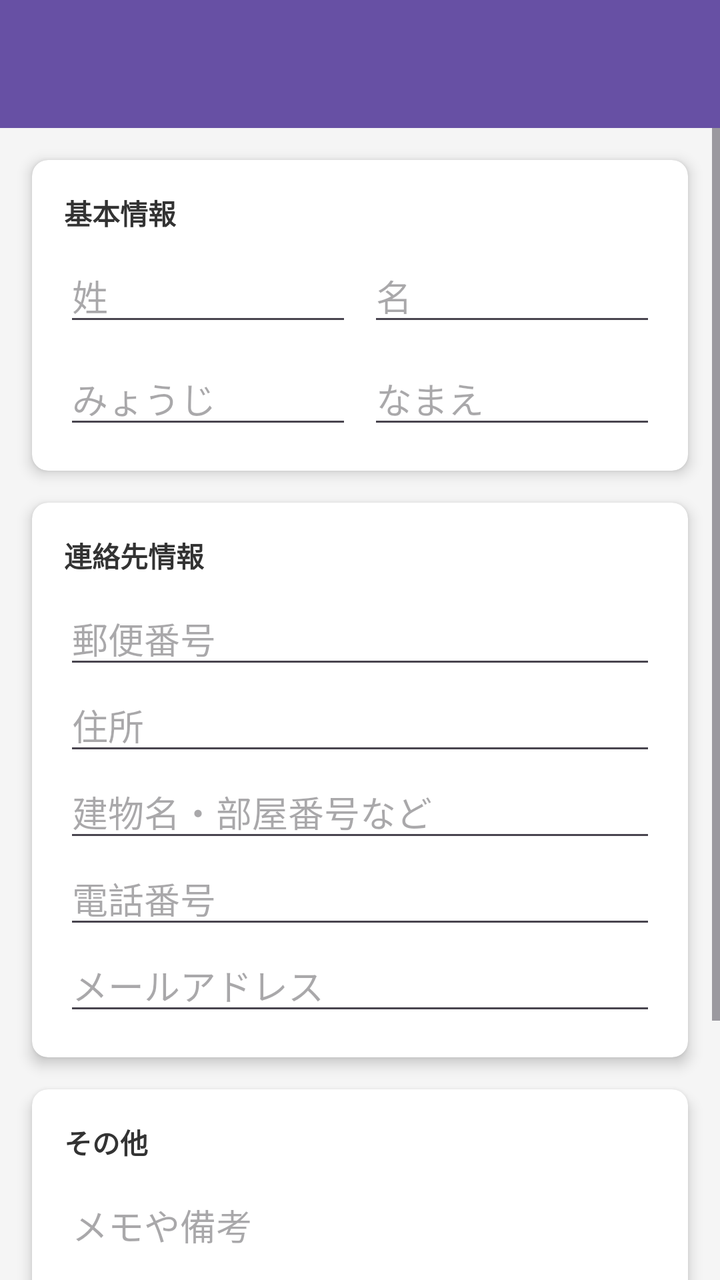
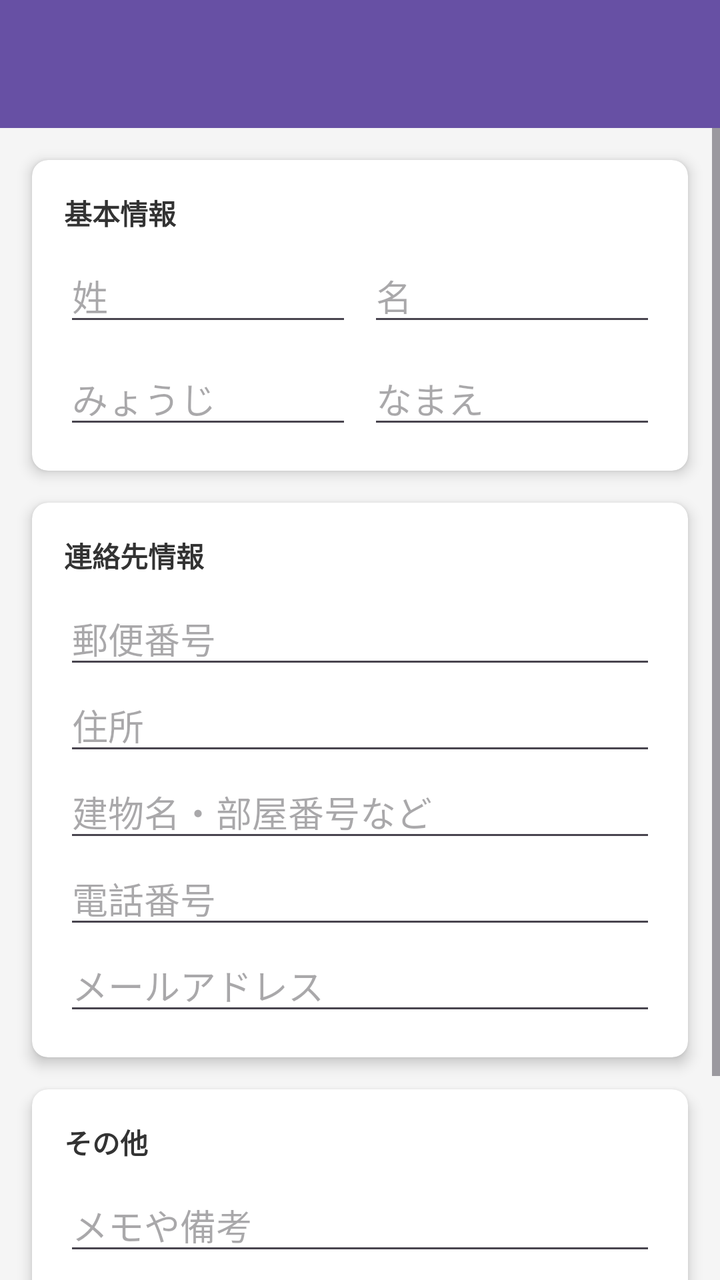

The first picture is an Android layout as it rendered before a commit; the second is the same layout after the commit. The layout source and the unified diff follow.
<!-- AndroidManifest.xml: application theme Theme.MyAddressBook -->
<!-- res/layout/activity_add_address.xml -->
<?xml version="1.0" encoding="utf-8"?>
<LinearLayout xmlns:android="http://schemas.android.com/apk/res/android"
    xmlns:app="http://schemas.android.com/apk/res-auto"
    android:layout_width="match_parent"
    android:layout_height="match_parent"
    android:orientation="vertical">

    
    <androidx.appcompat.widget.Toolbar
        android:id="@+id/toolbar"
        android:layout_width="match_parent"
        android:layout_height="wrap_content"
        android:minHeight="?attr/actionBarSize"
        android:background="?attr/colorPrimary"
        android:theme="@style/ThemeOverlay.AppCompat.Dark.ActionBar"
        app:titleTextColor="@android:color/white"
        app:popupTheme="@style/ThemeOverlay.AppCompat.Light"/>


<ScrollView
    android:id="@+id/scroll_view"
    android:layout_width="match_parent"
    android:layout_height="0dp"
    android:layout_weight="1"
    android:background="#F5F5F5"
    android:paddingBottom="16dp"
    android:clipToPadding="false"
    android:fillViewport="true">  

    
    <LinearLayout
        android:id="@+id/layout_container"
        android:layout_width="match_parent"
        android:layout_height="wrap_content"
        android:orientation="vertical"
        android:padding="8dp">

        
        <androidx.cardview.widget.CardView
            android:layout_width="match_parent"
            android:layout_height="wrap_content"
            android:layout_margin="8dp"
            app:cardCornerRadius="8dp"
            app:cardElevation="4dp">

            <LinearLayout
                android:layout_width="match_parent"
                android:layout_height="wrap_content"
                android:orientation="vertical"
                android:padding="16dp">

                <TextView
                    android:layout_width="wrap_content"
                    android:layout_height="wrap_content"
                    android:text="@string/section_basic_info"
                    android:textStyle="bold"
                    android:textColor="#333333"
                    android:layout_marginBottom="8dp"/>

                
                <LinearLayout
                    android:layout_width="match_parent"
                    android:layout_height="wrap_content"
                    android:orientation="horizontal"
                    android:weightSum="2">

                    
                    <EditText
                        android:id="@+id/edit_last_name"
                        android:layout_width="0dp"
                        android:layout_height="wrap_content"
                        android:layout_weight="1"
                        android:layout_marginEnd="4dp"
                        android:hint="@string/hint_last_name"
                        android:inputType="textPersonName"
                        android:autofillHints="personName"/>

                    
                    <EditText
                        android:id="@+id/edit_first_name"
                        android:layout_width="0dp"
                        android:layout_height="wrap_content"
                        android:layout_weight="1"
                        android:layout_marginStart="4dp"
                        android:hint="@string/hint_first_name"
                        android:inputType="textPersonName"
                        android:autofillHints="personName"/>
                </LinearLayout>

                <LinearLayout
                    android:layout_width="match_parent"
                    android:layout_height="wrap_content"
                    android:orientation="horizontal"
                    android:layout_marginTop="8dp"
                    android:weightSum="2">

                    <EditText
                        android:id="@+id/edit_last_name_kana"
                        android:layout_width="0dp"
                        android:layout_height="wrap_content"
                        android:layout_weight="1"
                        android:layout_marginEnd="4dp"
                        android:hint="@string/hint_last_name_kana"
                        android:inputType="text"
                        android:importantForAutofill="no"/>

                    <EditText
                        android:id="@+id/edit_first_name_kana"
                        android:layout_width="0dp"
                        android:layout_height="wrap_content"
                        android:layout_weight="1"
                        android:layout_marginStart="4dp"
                        android:hint="@string/hint_first_name_kana"
                        android:inputType="text"
                        android:importantForAutofill="no"/>
                </LinearLayout>
            </LinearLayout>
        </androidx.cardview.widget.CardView>

        
        <androidx.cardview.widget.CardView
            android:layout_width="match_parent"
            android:layout_height="wrap_content"
            android:layout_margin="8dp"
            app:cardCornerRadius="8dp"
            app:cardElevation="4dp">

            <LinearLayout
                android:layout_width="match_parent"
                android:layout_height="wrap_content"
                android:orientation="vertical"
                android:padding="16dp">

                <TextView
                    android:layout_width="wrap_content"
                    android:layout_height="wrap_content"
                    android:text="@string/section_contact_info"
                    android:textStyle="bold"
                    android:textColor="#333333"
                    android:layout_marginBottom="8dp"/>

                <EditText
                    android:id="@+id/edit_zip_code"
                    android:layout_width="match_parent"
                    android:layout_height="wrap_content"
                    android:hint="@string/hint_zip_code"
                    android:inputType="number"
                    android:autofillHints="postalCode"/>

                <EditText
                    android:id="@+id/edit_address"
                    android:layout_width="match_parent"
                    android:layout_height="wrap_content"
                    android:hint="@string/hint_address"
                    android:inputType="textPostalAddress"
                    android:autofillHints="postalAddress"/>

                <EditText
                    android:id="@+id/edit_building_room"
                    android:layout_width="match_parent"
                    android:layout_height="wrap_content"
                    android:hint="@string/hint_building_room"
                    android:inputType="textPostalAddress"
                    android:autofillHints="postalAddress"/>

                <EditText
                    android:id="@+id/edit_phone"
                    android:layout_width="match_parent"
                    android:layout_height="wrap_content"
                    android:hint="@string/hint_phone"
                    android:inputType="phone"
                    android:autofillHints="phone"/>

                <EditText
                    android:id="@+id/edit_email"
                    android:layout_width="match_parent"
                    android:layout_height="wrap_content"
                    android:hint="@string/hint_email"
                    android:inputType="textEmailAddress"
                    android:autofillHints="emailAddress"/>
            </LinearLayout>
        </androidx.cardview.widget.CardView>

        
        <androidx.cardview.widget.CardView
            android:layout_width="match_parent"
            android:layout_height="wrap_content"
            android:layout_margin="8dp"
            app:cardCornerRadius="8dp"
            app:cardElevation="4dp">

            <LinearLayout
                android:layout_width="match_parent"
                android:layout_height="wrap_content"
                android:orientation="vertical"
                android:padding="16dp">

                <TextView
                    android:layout_width="wrap_content"
                    android:layout_height="wrap_content"
                    android:text="@string/section_other"
                    android:textStyle="bold"
                    android:textColor="#333333"
                    android:layout_marginBottom="8dp"/>

                
                <EditText
                    android:id="@+id/edit_memo"
                    android:layout_width="match_parent"
                    android:layout_height="wrap_content"
                    android:hint="@string/hint_memo"
                    android:inputType="textMultiLine"
                    android:gravity="top"
                    android:minLines="3"
                    android:importantForAutofill="no"/>
            </LinearLayout>
        </androidx.cardview.widget.CardView>

        
        <Button
            android:id="@+id/btn_save"
            android:layout_width="match_parent"
            android:layout_height="wrap_content"
            android:layout_margin="16dp"
            android:text="@string/btn_save"
            android:backgroundTint="#FF6200EE"
            android:textColor="@android:color/white" />
     </LinearLayout>
    </ScrollView>
</LinearLayout>
<!-- resources referenced by this layout -->
<resources>
  <string name="btn_save">保存する</string>
  <string name="hint_address">住所</string>
  <string name="hint_building_room">建物名・部屋番号など</string>
  <string name="hint_email">メールアドレス</string>
  <string name="hint_first_name">名</string>
  <string name="hint_first_name_kana">なまえ</string>
  <string name="hint_last_name">姓</string>
  <string name="hint_last_name_kana">みょうじ</string>
  <string name="hint_memo">メモや備考</string>
  <string name="hint_phone">電話番号</string>
  <string name="hint_zip_code">郵便番号</string>
  <string name="section_basic_info">基本情報</string>
  <string name="section_contact_info">連絡先情報</string>
  <string name="section_other">その他</string>
  <style name="Theme.MyAddressBook" parent="Base.Theme.MyAddressBook" />
  <style name="Base.Theme.MyAddressBook" parent="Theme.Material3.DayNight.NoActionBar">
          
          
      </style>
</resources>

<!-- the commit's change to res/layout/activity_add_address.xml (unified diff, before → after) -->
@@ -72,8 +72,8 @@
                         android:layout_weight="1"
                         android:layout_marginEnd="4dp"
                         android:hint="@string/hint_last_name"
-                        android:inputType="textPersonName"
-                        android:autofillHints="personName"/>
+                        android:inputType="text"
+                        android:privateImeOptions="defaultInputmode=hiragana,com.google.android.inputmethod.latin.mode=hiragana"/>
 
                     
                     <EditText
@@ -83,8 +83,8 @@
                         android:layout_weight="1"
                         android:layout_marginStart="4dp"
                         android:hint="@string/hint_first_name"
-                        android:inputType="textPersonName"
-                        android:autofillHints="personName"/>
+                        android:inputType="text"
+                        android:privateImeOptions="defaultInputmode=hiragana,com.google.android.inputmethod.latin.mode=hiragana"/>
                 </LinearLayout>
 
                 <LinearLayout
@@ -102,7 +102,8 @@
                         android:layout_marginEnd="4dp"
                         android:hint="@string/hint_last_name_kana"
                         android:inputType="text"
-                        android:importantForAutofill="no"/>
+                        android:importantForAutofill="no"
+                        android:privateImeOptions="defaultInputmode=hiragana,com.google.android.inputmethod.latin.mode=hiragana"/>
 
                     <EditText
                         android:id="@+id/edit_first_name_kana"
@@ -112,7 +113,8 @@
                         android:layout_marginStart="4dp"
                         android:hint="@string/hint_first_name_kana"
                         android:inputType="text"
-                        android:importantForAutofill="no"/>
+                        android:importantForAutofill="no"
+                        android:privateImeOptions="defaultInputmode=hiragana,com.google.android.inputmethod.latin.mode=hiragana"/>
                 </LinearLayout>
             </LinearLayout>
         </androidx.cardview.widget.CardView>
@@ -152,16 +154,16 @@
                     android:layout_width="match_parent"
                     android:layout_height="wrap_content"
                     android:hint="@string/hint_address"
-                    android:inputType="textPostalAddress"
-                    android:autofillHints="postalAddress"/>
+                    android:inputType="text"
+                    android:privateImeOptions="defaultInputmode=hiragana,com.google.android.inputmethod.latin.mode=hiragana"/>
 
                 <EditText
                     android:id="@+id/edit_building_room"
                     android:layout_width="match_parent"
                     android:layout_height="wrap_content"
                     android:hint="@string/hint_building_room"
-                    android:inputType="textPostalAddress"
-                    android:autofillHints="postalAddress"/>
+                    android:inputType="text"
+                    android:privateImeOptions="defaultInputmode=hiragana,com.google.android.inputmethod.latin.mode=hiragana"/>
 
                 <EditText
                     android:id="@+id/edit_phone"
@@ -209,22 +211,44 @@
                     android:layout_width="match_parent"
                     android:layout_height="wrap_content"
                     android:hint="@string/hint_memo"
-                    android:inputType="textMultiLine"
+                    android:inputType="text"
                     android:gravity="top"
                     android:minLines="3"
-                    android:importantForAutofill="no"/>
+                    android:importantForAutofill="no"
+                    android:privateImeOptions="defaultInputmode=hiragana,com.google.android.inputmethod.latin.mode=hiragana"/>
             </LinearLayout>
         </androidx.cardview.widget.CardView>
 
         
-        <Button
-            android:id="@+id/btn_save"
-            android:layout_width="match_parent"
-            android:layout_height="wrap_content"
+        <LinearLayout
+            android:layout_width="match_parent"
+            android:layout_height="wrap_content"
+            android:orientation="horizontal"
             android:layout_margin="16dp"
-            android:text="@string/btn_save"
-            android:backgroundTint="#FF6200EE"
-            android:textColor="@android:color/white" />
+            android:weightSum="2">
+
+            
+            <Button
+                android:id="@+id/btn_back"
+                android:layout_width="0dp"
+                android:layout_height="wrap_content"
+                android:layout_weight="1"
+                android:layout_marginEnd="8dp"
+                android:text="@string/btn_back"
+                android:backgroundTint="#757575"
+                android:textColor="@android:color/white"/>
+
+            
+            <Button
+                android:id="@+id/btn_save"
+                android:layout_width="0dp"
+                android:layout_height="wrap_content"
+                android:layout_weight="1"
+                android:layout_marginStart="8dp"
+                android:text="@string/btn_save"
+                android:backgroundTint="#FF6200EE"
+                android:textColor="@android:color/white"/>
+        </LinearLayout>
      </LinearLayout>
     </ScrollView>
 </LinearLayout>
<!-- resource entries referenced after the edit -->
@@ -1,5 +1,6 @@
 <!-- resources referenced by this layout -->
 <resources>
+  <string name="btn_back">戻る</string>
   <string name="btn_save">保存する</string>
   <string name="hint_address">住所</string>
   <string name="hint_building_room">建物名・部屋番号など</string>
